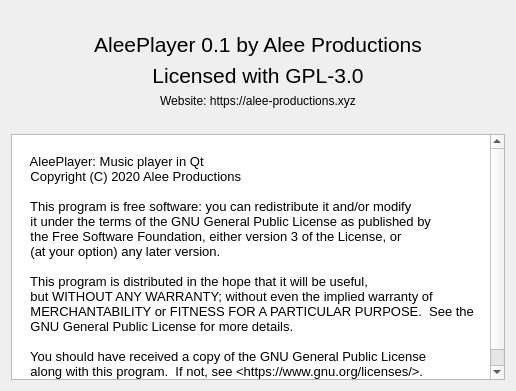
Before: the Qt Designer form about.ui in alee14-projects/erable-godot, drawn with Qt 5.
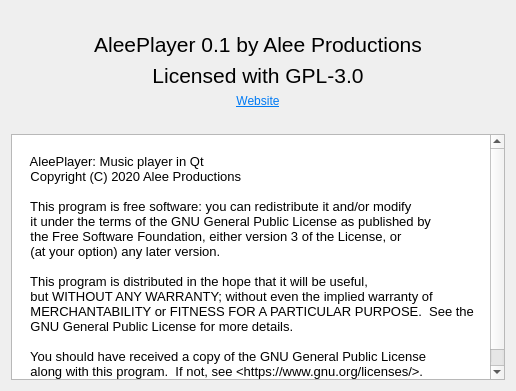
After: the same form once the commit is applied.

What changed in the file:
```diff
--- a/about.ui
+++ b/about.ui
@@ -78,7 +78,7 @@
    <item>
     <widget class="QLabel" name="label_3">
      <property name="text">
-      <string>Website: https://alee-productions.xyz</string>
+      <string>&lt;html&gt;&lt;head/&gt;&lt;body&gt;&lt;p&gt;&lt;a href=&quot;https://alee-productions.xyz&quot;&gt;&lt;span style=&quot; text-decoration: underline; color:#007af4;&quot;&gt;Website&lt;/span&gt;&lt;/a&gt;&lt;/p&gt;&lt;/body&gt;&lt;/html&gt;</string>
      </property>
      <property name="alignment">
       <set>Qt::AlignCenter</set>
```
